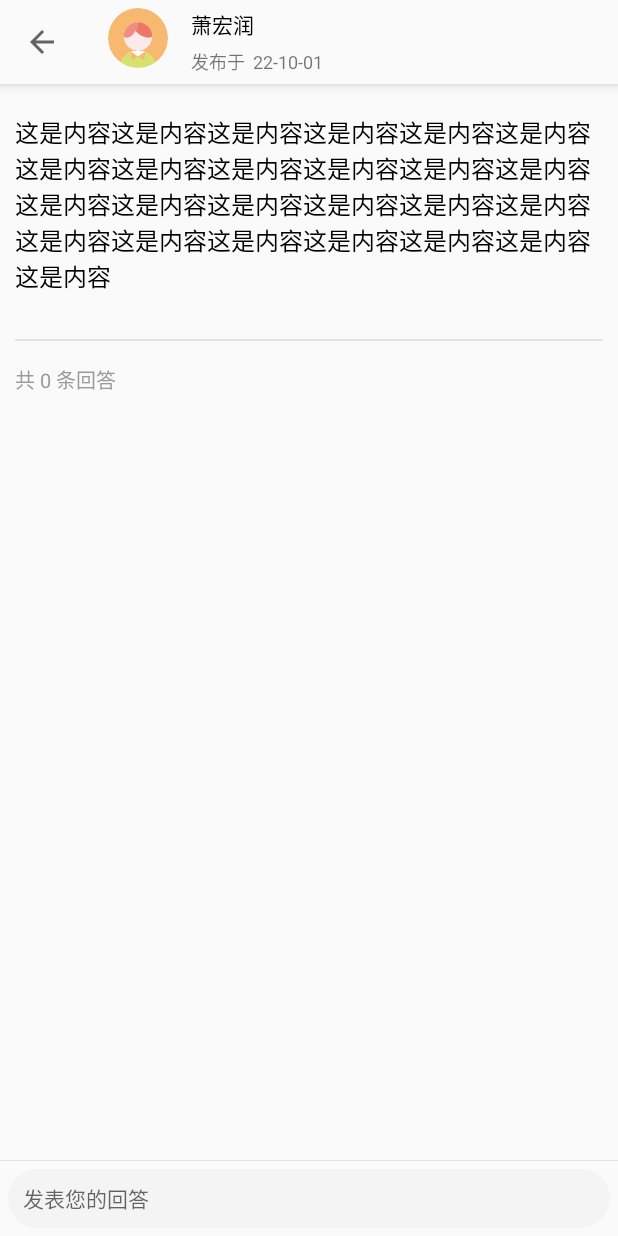
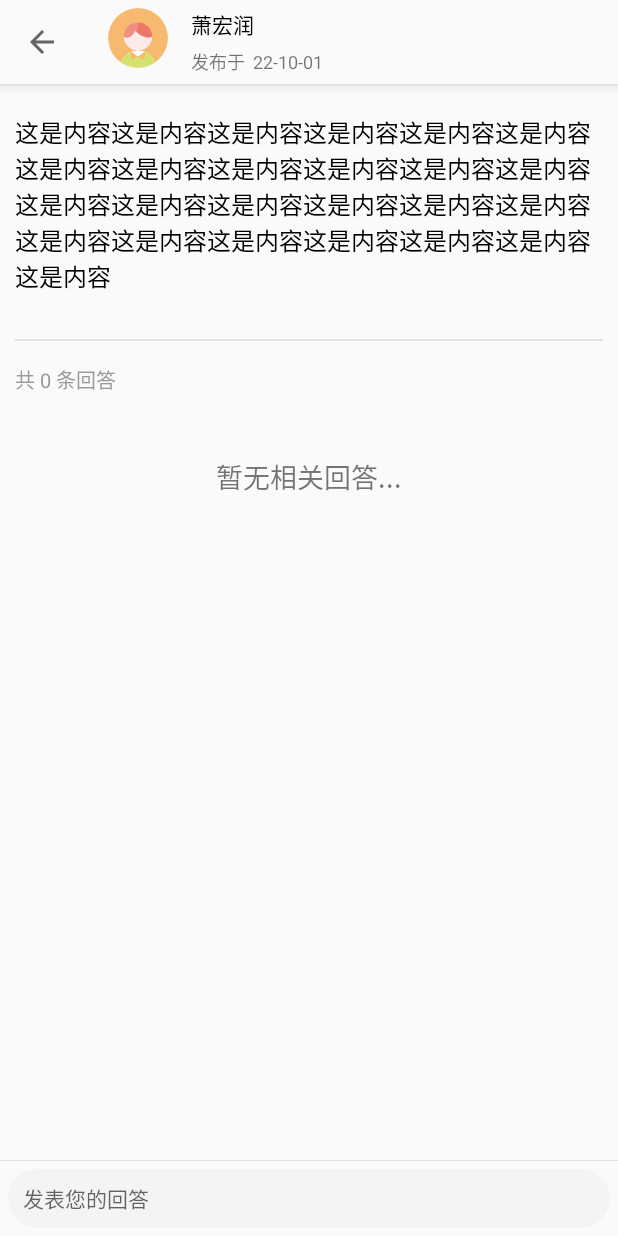
Before and after one commit to Junnsary/Fzpandroid, an Android app: the QuestionDetailActivity screen opened directly, with no data from a screen before it, on a phone screen of 412 x 824 dp. Run offline under Robolectric (Android 15) with nearby library versions, the phone set to English and light mode, and no system bars; our stand-ins replace CircleImageView; network calls fail; pictures from the network do not load.

```diff
--- a/app/src/main/java/com/xhr/fzp/ui/question/askquestion/AskQuestionActivity.kt
+++ b/app/src/main/java/com/xhr/fzp/ui/question/askquestion/AskQuestionActivity.kt
@@ -64,6 +64,8 @@ class AskQuestionActivity : BaseActivity<ActivityAskQuestionBinding>() {
                 viewModel.sendAskQuestion(Question(questionContent,  user))
             }
             sendFlag = false
+        } else {
+            "请输入提问内容再发送".showToast()
         }
     }
 
--- a/app/src/main/java/com/xhr/fzp/ui/topictest/TopicTestFragment.kt
+++ b/app/src/main/java/com/xhr/fzp/ui/topictest/TopicTestFragment.kt
@@ -21,7 +21,7 @@ class TopicTestFragment : BaseFragment<FragmentTopicTestBinding>() {
             activity?.let {
                 UserContext.login(it) {
                     val user = viewModel.getUserInfo()
-                    WebShowActivity.actionStart(it, FzpServiceCreator.getTopiTestUrl("topictest?userid=${user.id}"), "开始测试")
+                    WebShowActivity.actionStart(it, FzpServiceCreator.getTopiTestUrl("topictest?userid=${user.id}"), "测试进行中")
                 }
             }
         }
--- a/app/src/main/res/layout/activity_question_detail.xml
+++ b/app/src/main/res/layout/activity_question_detail.xml
@@ -1,15 +1,15 @@
 <?xml version="1.0" encoding="utf-8"?>
 <LinearLayout xmlns:android="http://schemas.android.com/apk/res/android"
     xmlns:app="http://schemas.android.com/apk/res-auto"
-    android:orientation="vertical"
     android:layout_width="match_parent"
-    android:layout_height="match_parent">
+    android:layout_height="match_parent"
+    android:orientation="vertical">
 
     <androidx.appcompat.widget.Toolbar
         android:id="@+id/tl_question_detail"
         style="@style/toolbar_default_style"
-        app:contentInsetStart="0dp"
-        android:elevation="5dp">
+        android:elevation="5dp"
+        app:contentInsetStart="0dp">
 
         <LinearLayout
             android:layout_width="match_parent"
@@ -30,36 +30,36 @@
             </LinearLayout>
 
             <LinearLayout
-                android:orientation="vertical"
                 android:layout_width="0dp"
                 android:layout_height="wrap_content"
-                android:layout_weight="1">
+                android:layout_weight="1"
+                android:orientation="vertical">
 
                 <TextView
                     android:id="@+id/tv_question_detail_user_name"
+                    style="@style/text_default_style"
                     android:layout_width="match_parent"
                     android:layout_height="wrap_content"
-                    style="@style/text_default_style"
                     android:text="萧宏润" />
 
                 <LinearLayout
-                    android:orientation="horizontal"
                     android:layout_width="match_parent"
+                    android:layout_height="wrap_content"
                     android:layout_marginTop="5dp"
-                    android:layout_height="wrap_content">
+                    android:orientation="horizontal">
 
                     <TextView
+                        style="@style/bottom_date_style"
                         android:layout_width="wrap_content"
                         android:layout_height="wrap_content"
-                        style="@style/bottom_date_style"
-                        android:text="发布于  "/>
+                        android:text="发布于  " />
 
                     <TextView
                         android:id="@+id/tv_question_detail_date"
+                        style="@style/bottom_date_style"
                         android:layout_width="wrap_content"
                         android:layout_height="wrap_content"
-                        style="@style/bottom_date_style"
-                        android:text="22-10-01"/>
+                        android:text="22-10-01" />
                 </LinearLayout>
             </LinearLayout>
         </LinearLayout>
@@ -73,52 +73,67 @@
 
         <LinearLayout
             android:layout_width="match_parent"
+            android:layout_height="wrap_content"
             android:layout_margin="10dp"
-            android:orientation="vertical"
-            android:layout_height="wrap_content">
+            android:orientation="vertical">
 
             <TextView
                 android:id="@+id/tv_question_detailcontent"
+                style="@style/text_default_style"
                 android:layout_width="wrap_content"
                 android:layout_height="wrap_content"
                 android:layout_marginTop="10dp"
                 android:layout_marginBottom="20dp"
-                android:textSize="16sp"
-                style="@style/text_default_style"
-                android:text="这是内容这是内容这是内容这是内容这是内容这是内容这是内容这是内容这是内容这是内容这是内容这是内容这是内容这是内容这是内容这是内容这是内容这是内容这是内容这是内容这是内容这是内容这是内容这是内容这是内容"/>
+                android:text="这是内容这是内容这是内容这是内容这是内容这是内容这是内容这是内容这是内容这是内容这是内容这是内容这是内容这是内容这是内容这是内容这是内容这是内容这是内容这是内容这是内容这是内容这是内容这是内容这是内容"
+                android:textSize="16sp" />
 
             <View
-                android:layout_marginTop="10dp"
-                style="@style/dividing_line"/>
+                style="@style/dividing_line"
+                android:layout_marginTop="10dp" />
 
             <LinearLayout
+                android:layout_width="match_parent"
+                android:layout_height="wrap_content"
                 android:layout_marginTop="15dp"
-                android:orientation="horizontal"
                 android:layout_marginBottom="15dp"
-                android:layout_width="match_parent"
-                android:layout_height="wrap_content">
+                android:orientation="horizontal">
+
                 <TextView
+                    style="@style/comment_num_text_style"
                     android:layout_width="wrap_content"
                     android:layout_height="wrap_content"
-                    style="@style/comment_num_text_style"
-                    android:text="共 "/>
+                    android:text="共 " />
+
                 <TextView
                     android:id="@+id/tv_answer_num"
+                    style="@style/comment_num_text_style"
                     android:layout_width="wrap_content"
                     android:layout_height="wrap_content"
+                    android:text="0" />
+
+                <TextView
                     style="@style/comment_num_text_style"
-                    android:text="0"/>
-                <TextView
                     android:layout_width="wrap_content"
                     android:layout_height="wrap_content"
-                    style="@style/comment_num_text_style"
-                    android:text=" 条回答"/>
+                    android:text=" 条回答" />
             </LinearLayout>
+            <TextView
+                android:id="@+id/tv_not_answer"
+                android:layout_width="match_parent"
+                android:layout_height="wrap_content"
+                android:layout_marginTop="25dp"
+                android:layout_marginBottom="25dp"
+                android:gravity="center_horizontal"
+                android:text="暂无相关回答..."
+                android:textSize="18sp" />
 
             <androidx.recyclerview.widget.RecyclerView
                 android:id="@+id/rv_answer"
                 android:layout_width="match_parent"
-                android:layout_height="match_parent"/>
+                android:layout_height="match_parent"
+                android:visibility="invisible" />
+
+
 
         </LinearLayout>
     </androidx.core.widget.NestedScrollView>
@@ -155,11 +170,11 @@
             android:layout_width="70dp"
             android:layout_height="35dp"
             android:layout_gravity="center"
+            android:layout_marginLeft="2dp"
+            android:layout_marginRight="2dp"
             android:background="@drawable/comment_send_btn_shape"
             android:text="发送"
             android:textColor="@color/theme_white_fa"
-            android:layout_marginLeft="2dp"
-            android:layout_marginRight="2dp"
             android:visibility="gone" />
 
     </LinearLayout>
--- a/app/src/main/res/layout/fragment_knowledge.xml
+++ b/app/src/main/res/layout/fragment_knowledge.xml
@@ -104,7 +104,7 @@
         android:layout_height="wrap_content"
         style="@style/text_default_style"
         android:textSize="15sp"
-        android:text="推荐"/>
+        android:text="推荐学习"/>
 
     <FrameLayout
         android:id="@+id/fl_recommendation"
--- a/app/src/main/res/layout/fragment_question.xml
+++ b/app/src/main/res/layout/fragment_question.xml
@@ -8,7 +8,6 @@
         android:layout_width="match_parent"
         android:layout_height="match_parent">
 
-
         <androidx.recyclerview.widget.RecyclerView
             android:id="@+id/rv_question_list"
             android:layout_width="match_parent"
@@ -16,5 +15,4 @@
 
     </androidx.swiperefreshlayout.widget.SwipeRefreshLayout>
 
-
 </androidx.constraintlayout.widget.ConstraintLayout>
--- a/app/src/main/res/layout/fragment_search.xml
+++ b/app/src/main/res/layout/fragment_search.xml
@@ -25,8 +25,9 @@
             android:layout_weight="1"
             android:background="@drawable/send_comment_edit_shape"
             android:hint="请输入 关键字 搜索"
-            android:paddingLeft="10dp"
-            android:textSize="14sp" />
+            android:maxLines="1"
+            android:inputType="text"
+            android:paddingLeft="10dp" />
 
         <Button
             android:id="@+id/btn_search_send"
--- a/app/src/main/res/layout/fragment_topic_test.xml
+++ b/app/src/main/res/layout/fragment_topic_test.xml
@@ -7,10 +7,6 @@
     tools:context=".ui.topictest.TopicTestFragment"
     android:orientation="vertical">
 
-<!--    <WebView-->
-<!--        android:id="@+id/wv_topic_test"-->
-<!--        android:layout_width="match_parent"-->
-<!--        android:layout_height="match_parent"/>-->
 
     <com.google.android.material.card.MaterialCardView
         android:layout_width="match_parent"
@@ -66,7 +62,7 @@
                     android:layout_height="wrap_content"
                     android:textSize="16sp"
                     android:textColor="@color/black"
-                    android:text="        此外，通过检测防诈骗知识的题目，您还可以更好地了解当前诈骗手段的特点和模式。这将帮助您在未来更容易地识别和规避潜在的诈骗行为。"/>
+                    android:text="        此外，通过防诈骗知识题目的测试，您还可以更好地了解当前诈骗手段的特点和模式。这将帮助您在未来更容易地识别和规避潜在的诈骗行为。"/>
 
             </LinearLayout>
             <Button
--- a/app/src/main/res/values/themes.xml
+++ b/app/src/main/res/values/themes.xml
@@ -23,5 +23,6 @@
         <!-- true为黑色，false为白色 -->
         <item name="android:windowLightStatusBar">true</item>
 <!--        <item name="android:background">@color/theme_white_f3</item>-->
+<!--        <item name="android:navigationBarColor">#00000000</item>-->
     </style>
 </resources>
```
Also changed, not shown: app/src/main/java/com/xhr/fzp/ui/articledetail/ArticleFragment.kt (+10 -0 lines), app/src/main/java/com/xhr/fzp/ui/comment/CommentFragment.kt (+6 -1 lines), app/src/main/java/com/xhr/fzp/ui/home/HomeActivity.kt (+5 -5 lines), app/src/main/java/com/xhr/fzp/ui/personal/PersonalActivity.kt (+48 -27 lines), app/src/main/java/com/xhr/fzp/ui/question/questiondetail/QuestionDetailActivity.kt (+8 -3 lines), app/src/main/java/com/xhr/fzp/ui/search/SearchFragment.kt (+30 -3 lines), app/src/main/res/layout/activity_detail.xml (+1 -29 lines), app/src/main/res/layout/fragment_article.xml (+11 -4 lines), app/src/main/res/layout/fragment_comment.xml (+11 -0 lines).
